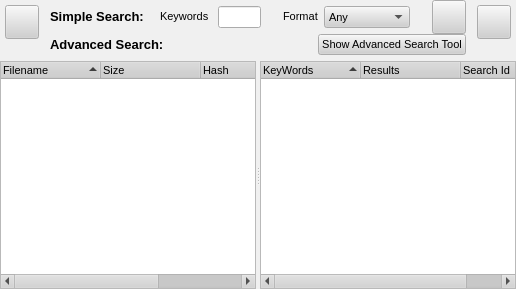
Above: retroshare-gui/src/gui/SearchDialog.ui from RetroShare/RetroShare before the change. Below: the same form after it.
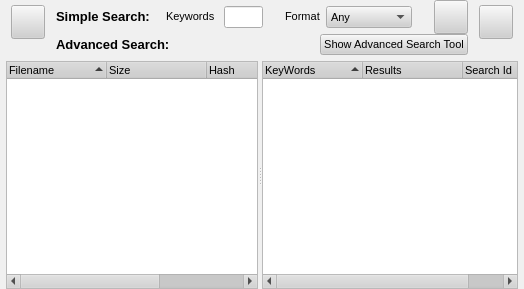
That is the form after the change. Icons and pictures are not drawn.

```diff
--- a/retroshare-gui/src/gui/SearchDialog.ui
+++ b/retroshare-gui/src/gui/SearchDialog.ui
@@ -10,9 +10,7 @@
    </rect>
   </property>
   <property name="sizePolicy" >
-   <sizepolicy>
-    <hsizetype>1</hsizetype>
-    <vsizetype>1</vsizetype>
+   <sizepolicy vsizetype="Minimum" hsizetype="Minimum" >
     <horstretch>1</horstretch>
     <verstretch>1</verstretch>
    </sizepolicy>
@@ -501,10 +499,22 @@
    <enum>Qt::NoContextMenu</enum>
   </property>
   <layout class="QGridLayout" >
-   <property name="margin" >
+   <property name="leftMargin" >
+    <number>6</number>
+   </property>
+   <property name="topMargin" >
     <number>0</number>
    </property>
-   <property name="spacing" >
+   <property name="rightMargin" >
+    <number>6</number>
+   </property>
+   <property name="bottomMargin" >
+    <number>0</number>
+   </property>
+   <property name="horizontalSpacing" >
+    <number>1</number>
+   </property>
+   <property name="verticalSpacing" >
     <number>1</number>
    </property>
    <item row="0" column="0" >
@@ -534,9 +544,7 @@
          <item>
           <widget class="QPushButton" name="toggleAdvancedSearchBtn" >
            <property name="sizePolicy" >
-            <sizepolicy>
-             <hsizetype>0</hsizetype>
-             <vsizetype>0</vsizetype>
+            <sizepolicy vsizetype="Fixed" hsizetype="Fixed" >
              <horstretch>0</horstretch>
              <verstretch>0</verstretch>
             </sizepolicy>
@@ -591,9 +599,7 @@
        <item>
         <widget class="QFrame" name="SearchModeFrame" >
          <property name="sizePolicy" >
-          <sizepolicy>
-           <hsizetype>1</hsizetype>
-           <vsizetype>1</vsizetype>
+          <sizepolicy vsizetype="Minimum" hsizetype="Minimum" >
            <horstretch>255</horstretch>
            <verstretch>0</verstretch>
           </sizepolicy>
@@ -620,9 +626,7 @@
           <item>
            <widget class="QFrame" name="SimpleSearchPanel" >
             <property name="sizePolicy" >
-             <sizepolicy>
-              <hsizetype>1</hsizetype>
-              <vsizetype>1</vsizetype>
+             <sizepolicy vsizetype="Minimum" hsizetype="Minimum" >
               <horstretch>0</horstretch>
               <verstretch>0</verstretch>
              </sizepolicy>
@@ -677,9 +681,7 @@
                <item>
                 <widget class="QLabel" name="label" >
                  <property name="sizePolicy" >
-                  <sizepolicy>
-                   <hsizetype>0</hsizetype>
-                   <vsizetype>0</vsizetype>
+                  <sizepolicy vsizetype="Fixed" hsizetype="Fixed" >
                    <horstretch>0</horstretch>
                    <verstretch>0</verstretch>
                   </sizepolicy>
@@ -692,9 +694,7 @@
                <item>
                 <widget class="QLineEdit" name="lineEdit" >
                  <property name="sizePolicy" >
-                  <sizepolicy>
-                   <hsizetype>7</hsizetype>
-                   <vsizetype>0</vsizetype>
+                  <sizepolicy vsizetype="Fixed" hsizetype="Expanding" >
                    <horstretch>3</horstretch>
                    <verstretch>0</verstretch>
                   </sizepolicy>
@@ -848,9 +848,7 @@
              <bool>true</bool>
             </property>
             <property name="sizePolicy" >
-             <sizepolicy>
-              <hsizetype>1</hsizetype>
-              <vsizetype>1</vsizetype>
+             <sizepolicy vsizetype="Minimum" hsizetype="Minimum" >
               <horstretch>0</horstretch>
               <verstretch>0</verstretch>
              </sizepolicy>
@@ -905,9 +903,7 @@
                   <bool>true</bool>
                  </property>
                  <property name="sizePolicy" >
-                  <sizepolicy>
-                   <hsizetype>0</hsizetype>
-                   <vsizetype>0</vsizetype>
+                  <sizepolicy vsizetype="Fixed" hsizetype="Fixed" >
                    <horstretch>0</horstretch>
                    <verstretch>0</verstretch>
                   </sizepolicy>
@@ -936,9 +932,7 @@
          <item>
           <widget class="QPushButton" name="pushButtonDownload" >
            <property name="sizePolicy" >
-            <sizepolicy>
-             <hsizetype>0</hsizetype>
-             <vsizetype>0</vsizetype>
+            <sizepolicy vsizetype="Fixed" hsizetype="Fixed" >
              <horstretch>0</horstretch>
              <verstretch>0</verstretch>
             </sizepolicy>
@@ -992,9 +986,7 @@
      <item>
       <widget class="QSplitter" name="splitter" >
        <property name="sizePolicy" >
-        <sizepolicy>
-         <hsizetype>1</hsizetype>
-         <vsizetype>1</vsizetype>
+        <sizepolicy vsizetype="Minimum" hsizetype="Minimum" >
          <horstretch>0</horstretch>
          <verstretch>1</verstretch>
         </sizepolicy>
@@ -1004,9 +996,7 @@
        </property>
        <widget class="QTreeWidget" name="searchResultWidget" >
         <property name="sizePolicy" >
-         <sizepolicy>
-          <hsizetype>7</hsizetype>
-          <vsizetype>7</vsizetype>
+         <sizepolicy vsizetype="Expanding" hsizetype="Expanding" >
           <horstretch>1</horstretch>
           <verstretch>0</verstretch>
          </sizepolicy>
@@ -1040,9 +1030,7 @@
        </widget>
        <widget class="QTreeWidget" name="searchSummaryWidget" >
         <property name="sizePolicy" >
-         <sizepolicy>
-          <hsizetype>1</hsizetype>
-          <vsizetype>1</vsizetype>
+         <sizepolicy vsizetype="Minimum" hsizetype="Minimum" >
           <horstretch>0</horstretch>
           <verstretch>1</verstretch>
          </sizepolicy>
```
Left out of the diff: 135 changed lines with no effect on the pictures.
